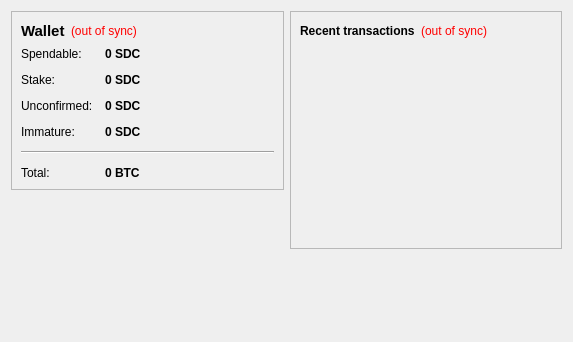
First picture: the form in src/qt/forms/overviewpage.ui, repository jyap808/jumbucks, before the edit.
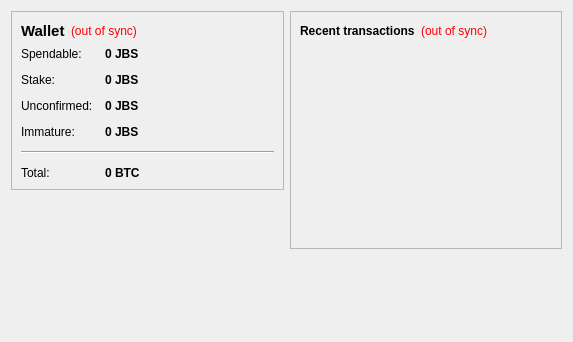
Second picture: the form after the edit.

The edit to the form file:
```diff
--- a/src/qt/forms/overviewpage.ui
+++ b/src/qt/forms/overviewpage.ui
@@ -105,7 +105,7 @@
              <string>Your current spendable balance</string>
             </property>
             <property name="text">
-             <string notr="true">0 SDC</string>
+             <string notr="true">0 JBS</string>
             </property>
             <property name="textInteractionFlags">
              <set>Qt::LinksAccessibleByMouse|Qt::TextSelectableByKeyboard|Qt::TextSelectableByMouse</set>
@@ -134,7 +134,7 @@
              <string>Total of coins that was staked, and do not yet count toward the current balance</string>
             </property>
             <property name="text">
-             <string notr="true">0 SDC</string>
+             <string notr="true">0 JBS</string>
             </property>
             <property name="textInteractionFlags">
              <set>Qt::LinksAccessibleByMouse|Qt::TextSelectableByKeyboard|Qt::TextSelectableByMouse</set>
@@ -163,7 +163,7 @@
              <string>Total of transactions that have yet to be confirmed, and do not yet count toward the current balance</string>
             </property>
             <property name="text">
-             <string notr="true">0 SDC</string>
+             <string notr="true">0 JBS</string>
             </property>
             <property name="textInteractionFlags">
              <set>Qt::LinksAccessibleByMouse|Qt::TextSelectableByKeyboard|Qt::TextSelectableByMouse</set>
@@ -189,7 +189,7 @@
              <string>Mined balance that has not yet matured</string>
             </property>
             <property name="text">
-             <string notr="true">0 SDC</string>
+             <string notr="true">0 JBS</string>
             </property>
             <property name="textInteractionFlags">
              <set>Qt::LinksAccessibleByMouse|Qt::TextSelectableByKeyboard|Qt::TextSelectableByMouse</set>
```
Left out of the diff: 4 changed lines with no effect on the pictures.
